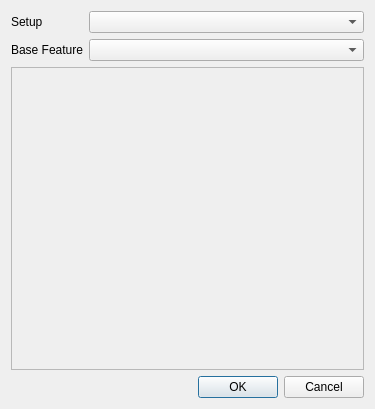
This is designer/camo_feature_dialog.ui in JonRob812/CAMOnion as Qt 5 draws it before an edit. The edited form follows.
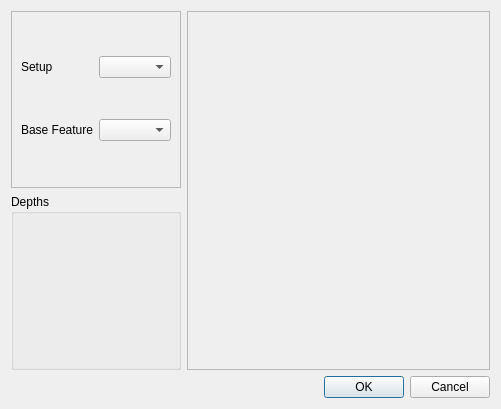
This is the edited form.

Commit message: add depth widgets

What changed in the file:
```diff
--- a/designer/camo_feature_dialog.ui
+++ b/designer/camo_feature_dialog.ui
@@ -6,7 +6,7 @@
    <rect>
     <x>0</x>
     <y>0</y>
-    <width>375</width>
+    <width>501</width>
     <height>409</height>
    </rect>
   </property>
@@ -14,16 +14,30 @@
    <string>Feature</string>
   </property>
   <layout class="QGridLayout" name="gridLayout_2">
-   <item row="2" column="0" colspan="2">
-    <widget class="QFrame" name="frame">
+   <item row="3" column="2">
+    <widget class="QDialogButtonBox" name="buttonBox">
+     <property name="standardButtons">
+      <set>QDialogButtonBox::Cancel|QDialogButtonBox::Ok</set>
+     </property>
+    </widget>
+   </item>
+   <item row="1" column="1">
+    <widget class="QGroupBox" name="depth_groupBox">
+     <property name="title">
+      <string>Depths</string>
+     </property>
+     <layout class="QFormLayout" name="formLayout"/>
+    </widget>
+   </item>
+   <item row="0" column="1">
+    <widget class="QFrame" name="frame_2">
      <property name="frameShape">
       <enum>QFrame::StyledPanel</enum>
      </property>
      <property name="frameShadow">
       <enum>QFrame::Raised</enum>
      </property>
-    </widget>
-   </item>
+     <layout class="QGridLayout" name="gridLayout">
    <item row="0" column="0">
     <widget class="QLabel" name="label">
      <property name="text">
@@ -34,20 +48,26 @@
    <item row="0" column="1">
     <widget class="QComboBox" name="setup_combo"/>
    </item>
-   <item row="3" column="1">
-    <widget class="QDialogButtonBox" name="buttonBox">
-     <property name="standardButtons">
-      <set>QDialogButtonBox::Cancel|QDialogButtonBox::Ok</set>
-     </property>
-    </widget>
-   </item>
-   <item row="1" column="1">
-    <widget class="QComboBox" name="base_feature_combo"/>
-   </item>
    <item row="1" column="0">
     <widget class="QLabel" name="label_2">
      <property name="text">
       <string>Base Feature</string>
+        </property>
+       </widget>
+      </item>
+      <item row="1" column="1">
+       <widget class="QComboBox" name="base_feature_combo"/>
+      </item>
+     </layout>
+    </widget>
+   </item>
+   <item row="0" column="2" rowspan="2">
+    <widget class="QFrame" name="frame">
+     <property name="frameShape">
+      <enum>QFrame::StyledPanel</enum>
+     </property>
+     <property name="frameShadow">
+      <enum>QFrame::Raised</enum>
      </property>
     </widget>
    </item>
```
Lines whose indentation alone changed are shown as unchanged. The commit also changes 12 other files.
